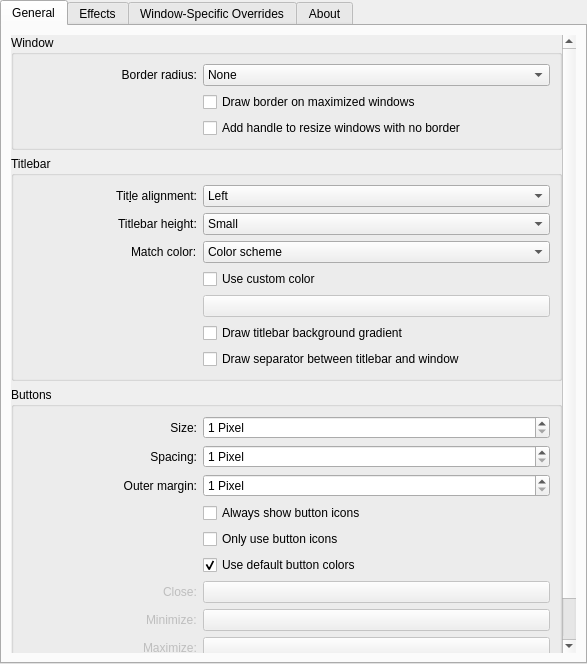
The window that window-decoration/kdecoration/config/ui/helloconfigurationui.ui (n4n0GH/hello) describes before a commit, drawn with Qt 5.
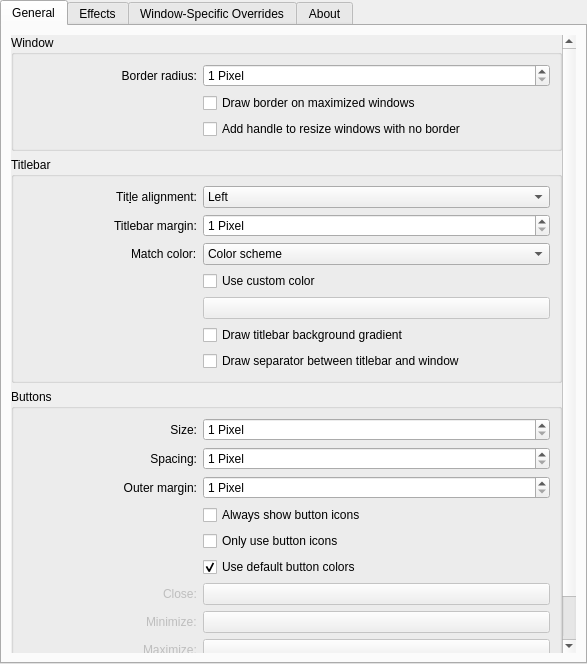
The same window after the commit. Custom widgets are drawn as their Qt base class.

Commit message: border radius and titlebar margin can now be manually set in pixels

What changed in the file:
```diff
--- a/window-decoration/kdecoration/config/ui/helloconfigurationui.ui
+++ b/window-decoration/kdecoration/config/ui/helloconfigurationui.ui
@@ -72,7 +72,7 @@
           <property name="geometry">
            <rect>
             <x>0</x>
-            <y>-240</y>
+            <y>0</y>
             <width>547</width>
             <height>873</height>
            </rect>
@@ -102,53 +102,6 @@
               <string>Titlebar</string>
              </property>
              <layout class="QGridLayout" name="gridLayout_4">
-              <item row="2" column="1">
-               <widget class="QComboBox" name="titleBarHeight">
-                <property name="sizePolicy">
-                 <sizepolicy hsizetype="Preferred" vsizetype="Fixed">
-                  <horstretch>2</horstretch>
-                  <verstretch>0</verstretch>
-                 </sizepolicy>
-                </property>
-                <property name="whatsThis">
-                 <string extracomment="Choose the height of the titlebar with this switch."/>
-                </property>
-                <item>
-                 <property name="text">
-                  <string>Small</string>
-                 </property>
-                </item>
-                <item>
-                 <property name="text">
-                  <string>Regular</string>
-                 </property>
-                </item>
-                <item>
-                 <property name="text">
-                  <string>Extended</string>
-                 </property>
-                </item>
-               </widget>
-              </item>
-              <item row="1" column="0">
-               <widget class="QLabel" name="labelTitleAlignment">
-                <property name="sizePolicy">
-                 <sizepolicy hsizetype="Preferred" vsizetype="Preferred">
-                  <horstretch>1</horstretch>
-                  <verstretch>0</verstretch>
-                 </sizepolicy>
-                </property>
-                <property name="text">
-                 <string>Tit&amp;le alignment:</string>
-                </property>
-                <property name="alignment">
-                 <set>Qt::AlignRight|Qt::AlignTrailing|Qt::AlignVCenter</set>
-                </property>
-                <property name="buddy">
-                 <cstring>titleAlignment</cstring>
-                </property>
-               </widget>
-              </item>
               <item row="2" column="0" alignment="Qt::AlignRight">
                <widget class="QLabel" name="labelTitleBarHeight">
                 <property name="sizePolicy">
@@ -158,91 +111,7 @@
                  </sizepolicy>
                 </property>
                 <property name="text">
-                 <string>Titlebar height:</string>
-                </property>
-               </widget>
-              </item>
-              <item row="3" column="0" alignment="Qt::AlignRight">
-               <widget class="QLabel" name="labelMatchTitleBarColor">
-                <property name="sizePolicy">
-                 <sizepolicy hsizetype="Preferred" vsizetype="Preferred">
-                  <horstretch>1</horstretch>
-                  <verstretch>0</verstretch>
-                 </sizepolicy>
-                </property>
-                <property name="text">
-                 <string>Match color:</string>
-                </property>
-               </widget>
-              </item>
-              <item row="3" column="1">
-               <widget class="QComboBox" name="matchTitleBarColor">
-                <property name="sizePolicy">
-                 <sizepolicy hsizetype="Preferred" vsizetype="Fixed">
-                  <horstretch>2</horstretch>
-                  <verstretch>0</verstretch>
-                 </sizepolicy>
-                </property>
-                <property name="whatsThis">
-                 <string extracomment="Choose a color matching method. Please note that the last entry is highly unstable and experimental. If you want to color titlebars individually, please check out the window specific overrides section."/>
-                </property>
-                <item>
-                 <property name="text">
-                  <string>Color scheme</string>
-                 </property>
-                </item>
-                <item>
-                 <property name="text">
-                  <string>Window (scheme)</string>
-                 </property>
-                </item>
-               </widget>
-              </item>
-              <item row="7" column="1">
-               <widget class="QCheckBox" name="drawTitleBarSeparator">
-                <property name="sizePolicy">
-                 <sizepolicy hsizetype="Minimum" vsizetype="Fixed">
-                  <horstretch>2</horstretch>
-                  <verstretch>0</verstretch>
-                 </sizepolicy>
-                </property>
-                <property name="whatsThis">
-                 <string extracomment="Draws a dark separator line between the titlebar and the window content. Uses the titlebar color to determine the color of itself."/>
-                </property>
-                <property name="text">
-                 <string>Draw separator between titlebar and window</string>
-                </property>
-               </widget>
-              </item>
-              <item row="5" column="1">
-               <widget class="KColorButton" name="customColorSelect">
-                <property name="enabled">
-                 <bool>false</bool>
-                </property>
-                <property name="sizePolicy">
-                 <sizepolicy hsizetype="Preferred" vsizetype="Fixed">
-                  <horstretch>2</horstretch>
-                  <verstretch>0</verstretch>
-                 </sizepolicy>
-                </property>
-                <property name="whatsThis">
-                 <string extracomment="Select the color for all titlebars to use."/>
-                </property>
-               </widget>
-              </item>
-              <item row="4" column="1">
-               <widget class="QCheckBox" name="customColorBox">
-                <property name="sizePolicy">
-                 <sizepolicy hsizetype="Minimum" vsizetype="Fixed">
-                  <horstretch>2</horstretch>
-                  <verstretch>0</verstretch>
-                 </sizepolicy>
-                </property>
-                <property name="whatsThis">
-                 <string extracomment="Use a custom color for all window's titlebars."/>
-                </property>
-                <property name="text">
-                 <string>Use custom color</string>
+                 <string>Titlebar margin:</string>
                 </property>
                </widget>
               </item>
@@ -279,7 +148,23 @@
                 </item>
                </widget>
               </item>
-              <item row="6" column="1">
+              <item row="8" column="1">
+               <widget class="QCheckBox" name="drawTitleBarSeparator">
+                <property name="sizePolicy">
+                 <sizepolicy hsizetype="Minimum" vsizetype="Fixed">
+                  <horstretch>2</horstretch>
+                  <verstretch>0</verstretch>
+                 </sizepolicy>
+                </property>
+                <property name="whatsThis">
+                 <string extracomment="Draws a dark separator line between the titlebar and the window content. Uses the titlebar color to determine the color of itself."/>
+                </property>
+                <property name="text">
+                 <string>Draw separator between titlebar and window</string>
+                </property>
+               </widget>
+              </item>
+              <item row="7" column="1">
                <widget class="QCheckBox" name="drawBackgroundGradient">
                 <property name="sizePolicy">
                  <sizepolicy hsizetype="Minimum" vsizetype="Fixed">
@@ -295,6 +180,103 @@
                 </property>
                </widget>
               </item>
+              <item row="6" column="1">
+               <widget class="KColorButton" name="customColorSelect">
+                <property name="enabled">
+                 <bool>false</bool>
+                </property>
+                <property name="sizePolicy">
+                 <sizepolicy hsizetype="Preferred" vsizetype="Fixed">
+                  <horstretch>2</horstretch>
+                  <verstretch>0</verstretch>
+                 </sizepolicy>
+                </property>
+                <property name="whatsThis">
+                 <string extracomment="Select the color for all titlebars to use."/>
+                </property>
+               </widget>
+              </item>
+              <item row="4" column="1">
+               <widget class="QComboBox" name="matchTitleBarColor">
+                <property name="sizePolicy">
+                 <sizepolicy hsizetype="Preferred" vsizetype="Fixed">
+                  <horstretch>2</horstretch>
+                  <verstretch>0</verstretch>
+                 </sizepolicy>
+                </property>
+                <property name="whatsThis">
+                 <string extracomment="Choose a color matching method. Please note that the last entry is highly unstable and experimental. If you want to color titlebars individually, please check out the window specific overrides section."/>
+                </property>
+                <item>
+                 <property name="text">
+                  <string>Color scheme</string>
+                 </property>
+                </item>
+                <item>
+                 <property name="text">
+                  <string>Window (scheme)</string>
+                 </property>
+                </item>
+               </widget>
+              </item>
+              <item row="1" column="0">
+               <widget class="QLabel" name="labelTitleAlignment">
+                <property name="sizePolicy">
+                 <sizepolicy hsizetype="Preferred" vsizetype="Preferred">
+                  <horstretch>1</horstretch>
+                  <verstretch>0</verstretch>
+                 </sizepolicy>
+                </property>
+                <property name="text">
+                 <string>Tit&amp;le alignment:</string>
+                </property>
+                <property name="alignment">
+                 <set>Qt::AlignRight|Qt::AlignTrailing|Qt::AlignVCenter</set>
+                </property>
+                <property name="buddy">
+                 <cstring>titleAlignment</cstring>
+                </property>
+               </widget>
+              </item>
+              <item row="5" column="1">
+               <widget class="QCheckBox" name="customColorBox">
+                <property name="sizePolicy">
+                 <sizepolicy hsizetype="Minimum" vsizetype="Fixed">
+                  <horstretch>2</horstretch>
+                  <verstretch>0</verstretch>
+                 </sizepolicy>
+                </property>
+                <property name="whatsThis">
+                 <string extracomment="Use a custom color for all window's titlebars."/>
+                </property>
+                <property name="text">
+                 <string>Use custom color</string>
+                </property>
+               </widget>
+              </item>
+              <item row="4" column="0" alignment="Qt::AlignRight">
+               <widget class="QLabel" name="labelMatchTitleBarColor">
+                <property name="sizePolicy">
+                 <sizepolicy hsizetype="Preferred" vsizetype="Preferred">
+                  <horstretch>1</horstretch>
+                  <verstretch>0</verstretch>
+                 </sizepolicy>
+                </property>
+                <property name="text">
+                 <string>Match color:</string>
+                </property>
+               </widget>
+              </item>
+              <item row="2" column="1">
+               <widget class="QSpinBox" name="titleBarHeightSpin">
+                <property name="suffix">
+                 <string> Pixel</string>
+                </property>
+                <property name="minimum">
+                 <number>1</number>
+                </property>
+               </widget>
+              </item>
              </layout>
             </widget>
            </item>
@@ -633,46 +615,7 @@
               <bool>false</bool>
              </property>
              <layout class="QGridLayout" name="gridLayout_6">
-              <item row="0" column="1">
-               <widget class="QComboBox" name="borderRadius">
-                <property name="enabled">
-                 <bool>true</bool>
-                </property>
-                <property name="sizePolicy">
-                 <sizepolicy hsizetype="Minimum" vsizetype="Fixed">
-                  <horstretch>2</horstretch>
-                  <verstretch>0</verstretch>
-                 </sizepolicy>
-                </property>
-                <property name="whatsThis">
-                 <string extracomment="Select a custom border radius to use on windows."/>
-                </property>
-                <property name="currentText">
-                 <string>None</string>
-                </property>
-                <item>
-                 <property name="text">
-                  <string>None</string>
-                 </property>
-                </item>
-                <item>
-                 <property name="text">
-                  <string>Tiny</string>
-                 </property>
-                </item>
-                <item>
-                 <property name="text">
-                  <string>Regular</string>
-                 </property>
-                </item>
-                <item>
-                 <property name="text">
-                  <string>Extended</string>
-                 </property>
-                </item>
-               </widget>
-              </item>
-              <item row="1" column="1">
+              <item row="2" column="2">
                <widget class="QCheckBox" name="drawBorderOnMaximizedWindows">
                 <property name="sizePolicy">
                  <sizepolicy hsizetype="Minimum" vsizetype="Fixed">
@@ -688,23 +631,7 @@
                 </property>
                </widget>
               </item>
-              <item row="0" column="0">
-               <widget class="QLabel" name="labelBorderRadius">
-                <property name="sizePolicy">
-                 <sizepolicy hsizetype="Minimum" vsizetype="Preferred">
-                  <horstretch>1</horstretch>
-                  <verstretch>0</verstretch>
-                 </sizepolicy>
-                </property>
-                <property name="text">
-                 <string>Border radius:</string>
-                </property>
-                <property name="alignment">
-                 <set>Qt::AlignRight|Qt::AlignTrailing|Qt::AlignVCenter</set>
-                </property>
-               </widget>
-              </item>
-              <item row="2" column="1">
+              <item row="3" column="2">
                <widget class="QCheckBox" name="drawSizeGrip">
                 <property name="sizePolicy">
                  <sizepolicy hsizetype="Minimum" vsizetype="Fixed">
@@ -720,6 +647,35 @@
                 </property>
                </widget>
               </item>
+              <item row="0" column="0">
+               <widget class="QLabel" name="labelBorderRadius">
+                <property name="sizePolicy">
+                 <sizepolicy hsizetype="Minimum" vsizetype="Preferred">
+                  <horstretch>1</horstretch>
+                  <verstretch>0</verstretch>
+                 </sizepolicy>
+                </property>
+                <property name="text">
+                 <string>Border radius:</string>
+                </property>
+                <property name="alignment">
+                 <set>Qt::AlignRight|Qt::AlignTrailing|Qt::AlignVCenter</set>
+                </property>
+               </widget>
+              </item>
+              <item row="0" column="2">
+               <widget class="QSpinBox" name="borderRadiusSpin">
+                <property name="suffix">
+                 <string> Pixel</string>
+                </property>
+                <property name="minimum">
+                 <number>1</number>
+                </property>
+                <property name="maximum">
+                 <number>32</number>
+                </property>
+               </widget>
+              </item>
              </layout>
             </widget>
            </item>
```
The commit also changes 3 other files.
